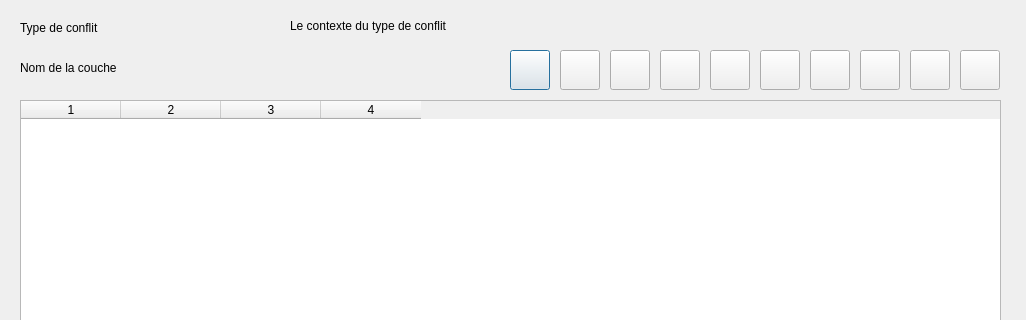
IGNF/espace-collaboratif-qgis-plugin, file ign_espace_collaboratif/ConflictsView_base.ui: the form before one commit; both pictures show x 0 to 1026 and y 0 to 320 of the 1026 by 606 pixel window.
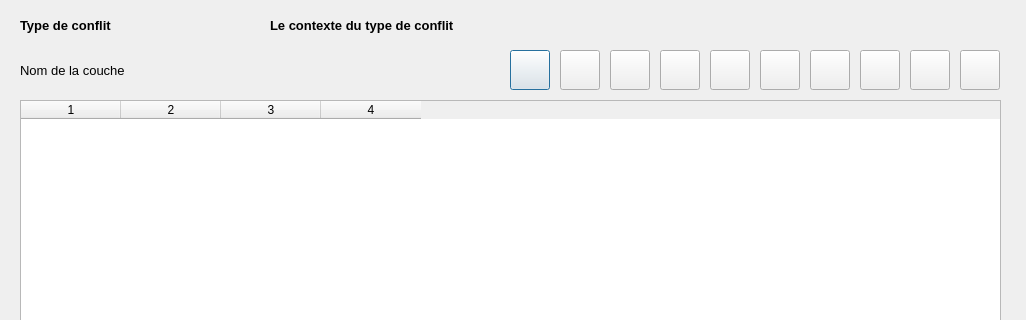
The form after the commit.

Commit message: codage fonctionnalité voir tous les attributs

Patch:
```diff
--- a/ign_espace_collaboratif/ConflictsView_base.ui
+++ b/ign_espace_collaboratif/ConflictsView_base.ui
@@ -17,11 +17,19 @@
    <property name="geometry">
     <rect>
      <x>20</x>
-     <y>20</y>
+     <y>10</y>
      <width>171</width>
-     <height>16</height>
+     <height>31</height>
     </rect>
    </property>
+   <property name="font">
+    <font>
+     <pointsize>10</pointsize>
+     <weight>75</weight>
+     <italic>false</italic>
+     <bold>true</bold>
+    </font>
+   </property>
    <property name="text">
     <string>Type de conflit</string>
    </property>
@@ -31,10 +39,15 @@
     <rect>
      <x>20</x>
      <y>60</y>
-     <width>141</width>
-     <height>16</height>
+     <width>271</width>
+     <height>21</height>
     </rect>
    </property>
+   <property name="font">
+    <font>
+     <pointsize>10</pointsize>
+    </font>
+   </property>
    <property name="text">
     <string>Nom de la couche</string>
    </property>
@@ -42,12 +55,19 @@
   <widget class="QLabel" name="label_context_type_conflict">
    <property name="geometry">
     <rect>
-     <x>290</x>
+     <x>270</x>
      <y>10</y>
-     <width>711</width>
+     <width>731</width>
      <height>31</height>
     </rect>
    </property>
+   <property name="font">
+    <font>
+     <pointsize>10</pointsize>
+     <weight>75</weight>
+     <bold>true</bold>
+    </font>
+   </property>
    <property name="text">
     <string>Le contexte du type de conflit</string>
    </property>
```
The commit also changes 2 other files.
